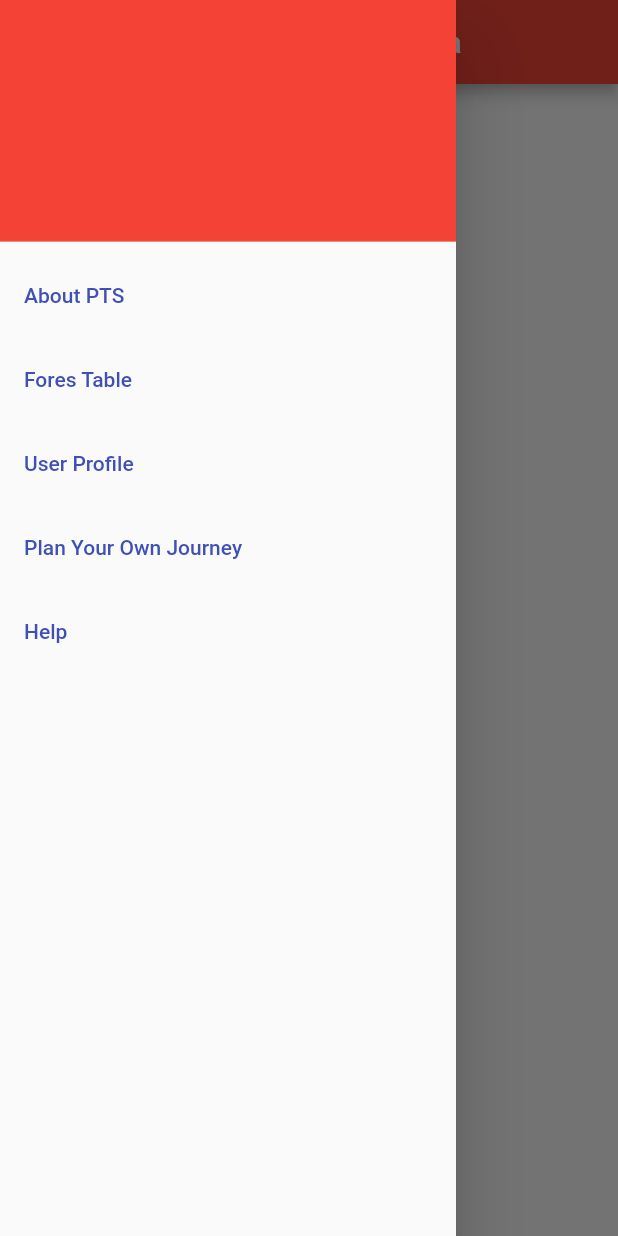
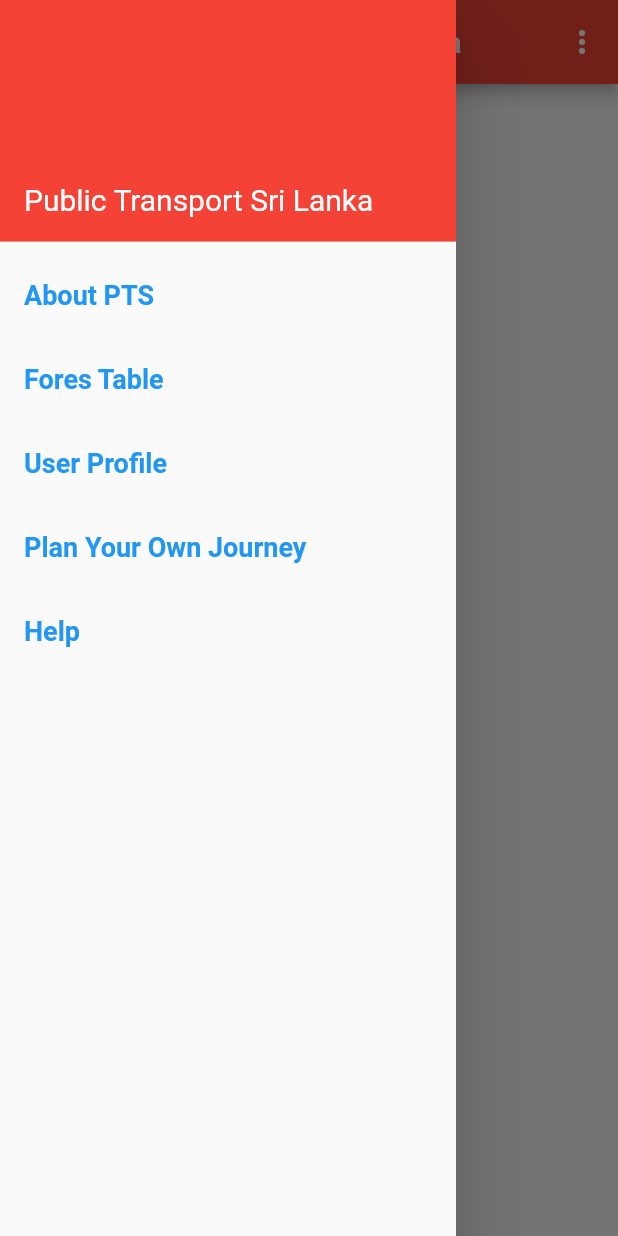
Before and after one commit to MalshaniManamendra/csse_mobile_app, a Flutter app: the screen it shows after launch, with the side drawer open, on a phone screen of 412 x 824 dp. Run offline on Flutter 3.47's test engine with Material 2 defaults, Android fonts, the phone set to English and light mode, and no system bars.

Commit message:
Finished drawer

```diff
--- a/lib/Home.dart
+++ b/lib/Home.dart
@@ -13,6 +13,22 @@ class HomeState extends State<Home> {
       appBar: AppBar(
         title: Text('Public Transport Sri Lanka',style: TextStyle(color: Colors.white),),
         backgroundColor: Colors.red,
+        actions: <Widget>[
+          PopupMenuButton(
+              itemBuilder: (BuildContext context){
+                return [
+                  PopupMenuItem(
+                      child: IconButton(
+                          icon: Icon(Icons.more_vert),
+                          onPressed: (){
+
+                          }
+                      ),
+                  ),
+                ];
+              }
+          ),
+        ],
       ),
       drawer: Drawer(
         elevation:20.0,
@@ -21,35 +37,35 @@ class HomeState extends State<Home> {
           children: <Widget>[
             UserAccountsDrawerHeader(
               decoration: BoxDecoration(color: Colors.red),
-              accountEmail: Text(''),
+              accountEmail: Text('Public Transport Sri Lanka',style: TextStyle(color: Colors.white,fontSize: 20),),
               accountName: Text(''),
             ),
             ListTile(
-              title: Text('About PTS',style: TextStyle(color: Colors.indigo)),
+              title: Text('About PTS',style: TextStyle(color: Colors.blue,fontSize: 18,fontWeight: FontWeight.bold)),
               onTap: (){
                 Navigator.pop(context);
               },
             ),
             ListTile(
-              title: Text('Fores Table',style: TextStyle(color: Colors.indigo)),
+              title: Text('Fores Table',style: TextStyle(color: Colors.blue,fontSize: 18,fontWeight: FontWeight.bold)),
               onTap: (){
 
               },
             ),
             ListTile(
-              title: Text('User Profile',style: TextStyle(color: Colors.indigo)),
+              title: Text('User Profile',style: TextStyle(color: Colors.blue,fontSize: 18,fontWeight: FontWeight.bold)),
               onTap: (){
 
               },
             ),
             ListTile(
-              title: Text('Plan Your Own Journey',style: TextStyle(color: Colors.indigo)),
+              title: Text('Plan Your Own Journey',style: TextStyle(color: Colors.blue,fontSize: 18,fontWeight: FontWeight.bold)),
               onTap: (){
 
               },
             ),
             ListTile(
-              title: Text('Help',style: TextStyle(color: Colors.indigo)),
+              title: Text('Help',style: TextStyle(color: Colors.blue,fontSize: 18,fontWeight: FontWeight.bold)),
               onTap: (){
 
               },
```
